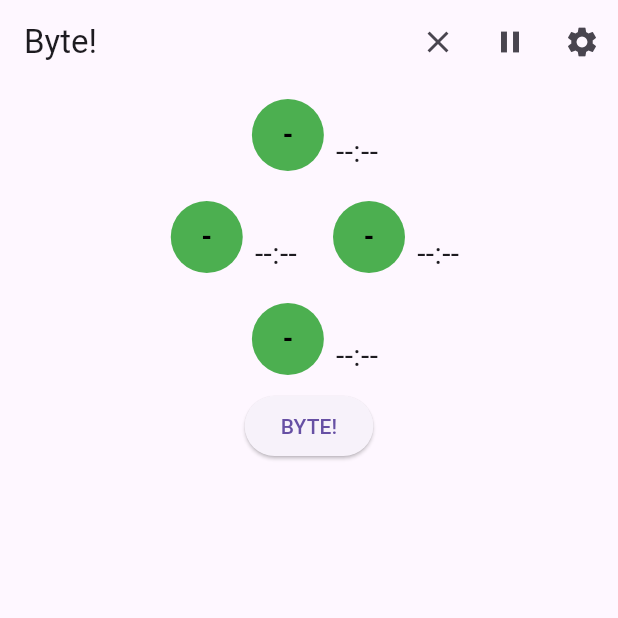
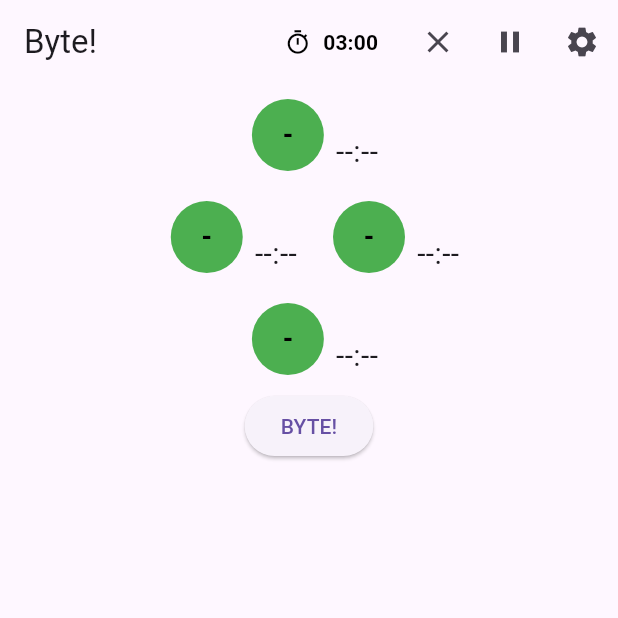
Before and after one commit to zoomix/flutter_byte, a Flutter app: the screen it shows after launch, on a phone screen of 412 x 824 dp, the top half of it. Run offline on Flutter 3.47's test engine with Material 2 defaults, Android fonts, the phone set to English and light mode, and no system bars; our stand-ins replace get_it, rxdart, shared_preferences, timer_builder.

Commit message:
Let's start with a 3 minute timer

```diff
--- a/lib/main.dart
+++ b/lib/main.dart
@@ -1,6 +1,7 @@
 import 'dart:async';
 
 import 'package:flutter/material.dart';
+import 'package:intl/intl.dart';
 import 'package:lag_byte/edit_players.dart';
 import 'package:lag_byte/model/player.dart';
 import 'package:lag_byte/model/diamond_position.dart';
@@ -33,7 +34,6 @@ class MyHomePage extends StatefulWidget {
   MyHomePage({super.key, required this.title});
 
   final String title;
-
   final positions = <DiamondPosition>[];
 
   @override
@@ -47,6 +47,10 @@ class _MyHomePageState extends State<MyHomePage> {
   late StreamSubscription<Player> playerAddStream;
   late StreamSubscription<Player> playerRemoveStream;
   late StreamSubscription<Player> playerUpdatedStream;
+  late StreamSubscription<int> positionPauseStream;
+
+  DateTime? lastByte;
+  int secondsPerByte = 180;
 
   @override
   void initState() {
@@ -60,7 +64,24 @@ class _MyHomePageState extends State<MyHomePage> {
     playerUpdatedStream = _playersMB.playerUpdateStream.listen((player) {
       _onUpdatePlayer(player);
     });
+    _positionsMB.pauseAllStream.listen((ts) {
+      lastByte = null;
+      persistLastByte(lastByte, secondsPerByte);
+    });
+    _positionsMB.clearAllStream.listen((ts) {
+      lastByte = null;
+      persistLastByte(lastByte, secondsPerByte);
+    });
     awaitedLoadPositions();
+    awaitedLoadLastByte();
+  }
+
+  void awaitedLoadLastByte() async {
+    var lastByteMap = await loadLastByte();
+    setState(() {
+      lastByte = lastByteMap['lastByte'];
+      secondsPerByte = lastByteMap['secondsPerByte'];
+    });
   }
 
   void awaitedLoadPositions() async {
@@ -93,6 +114,8 @@ class _MyHomePageState extends State<MyHomePage> {
   void _handleByte(DiamondPosition? incoming, DiamondPosition? outgoing) {
     setState(() {
       if (incoming != null) {
+        lastByte = DateTime.now();
+        persistLastByte(lastByte, secondsPerByte);
         widget.positions.remove(incoming);
       }
       if (outgoing != null) {
@@ -145,6 +168,25 @@ class _MyHomePageState extends State<MyHomePage> {
       appBar: AppBar(
         title: Text(widget.title),
         actions: [
+          TextButton.icon(
+            onPressed: () {},
+            icon: const Icon(Icons.timer_sharp, color: Colors.black),
+            label: TimerBuilder.periodic(const Duration(seconds: 1),
+                builder: (context) {
+              int secsLeft = secondsPerByte -
+                  (lastByte != null
+                      ? DateTime.now().difference(lastByte!).inSeconds
+                      : 0);
+              final nf = NumberFormat("00");
+              return Text(
+                "${secsLeft < 0 ? '-' : ''}${nf.format(secsLeft ~/ 60)}:${nf.format((secsLeft < 0 ? 60 - secsLeft : secsLeft) % 60)}",
+                style: const TextStyle(
+                  color: Colors.black,
+                  fontWeight: FontWeight.bold,
+                ),
+              );
+            }),
+          ),
           IconButton(
             icon: const Icon(Icons.clear),
             onPressed: () => _positionsMB.clearAllPosition(0),
```
Also changed, not shown: lib/model/diamond_position.dart (+24 -0 lines).
